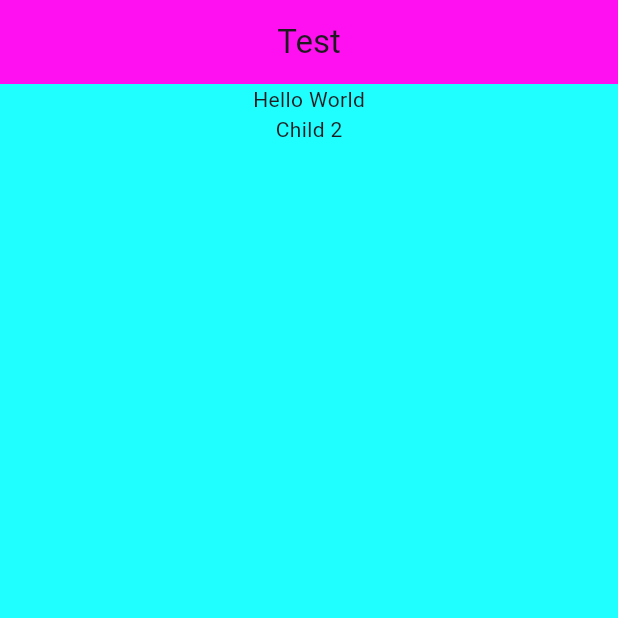
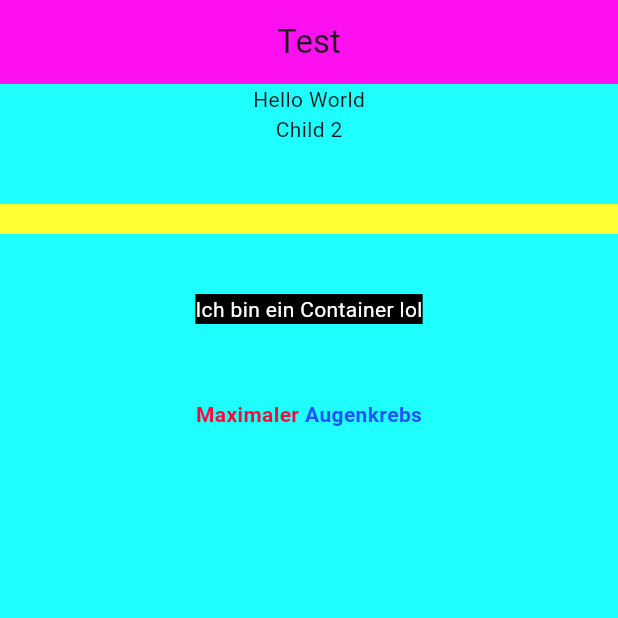
Before and after one commit to Selihei/my_first_project_ever, a Flutter app: the screen it shows after launch, on a phone screen of 412 x 824 dp, the top half of it. Run offline on Flutter 3.47's test engine with Material 3 defaults, Android fonts, the phone set to English and light mode, and no system bars.

Commit message:
noch mehr

```diff
--- a/lib/main.dart
+++ b/lib/main.dart
@@ -19,7 +19,20 @@ class MainApp extends StatelessWidget {
             mainAxisSize: MainAxisSize.max,
             children: [
               Text("Hello World"),
-              Text("Child 2")
+              Text("Child 2"),
+              Divider(height: 100, thickness:20, color: Color(0xFFFFFF33)),
+              Container(
+                color: Colors.black,
+                child: Text("Ich bin ein Container lol", style: TextStyle(color:Colors.white),)
+              ),
+              SizedBox(height: 50),
+              Row(
+                mainAxisAlignment: MainAxisAlignment.center,
+                children: [
+                  Text("Maximaler ", style: TextStyle(color: Color(0xFFFF073A), fontWeight: FontWeight.bold)),
+                  Text("Augenkrebs", style:  TextStyle(color: Color(0xFF1F51FF), fontWeight: FontWeight.bold))
+                ],
+              )
             ],)
           ),
         )
```
